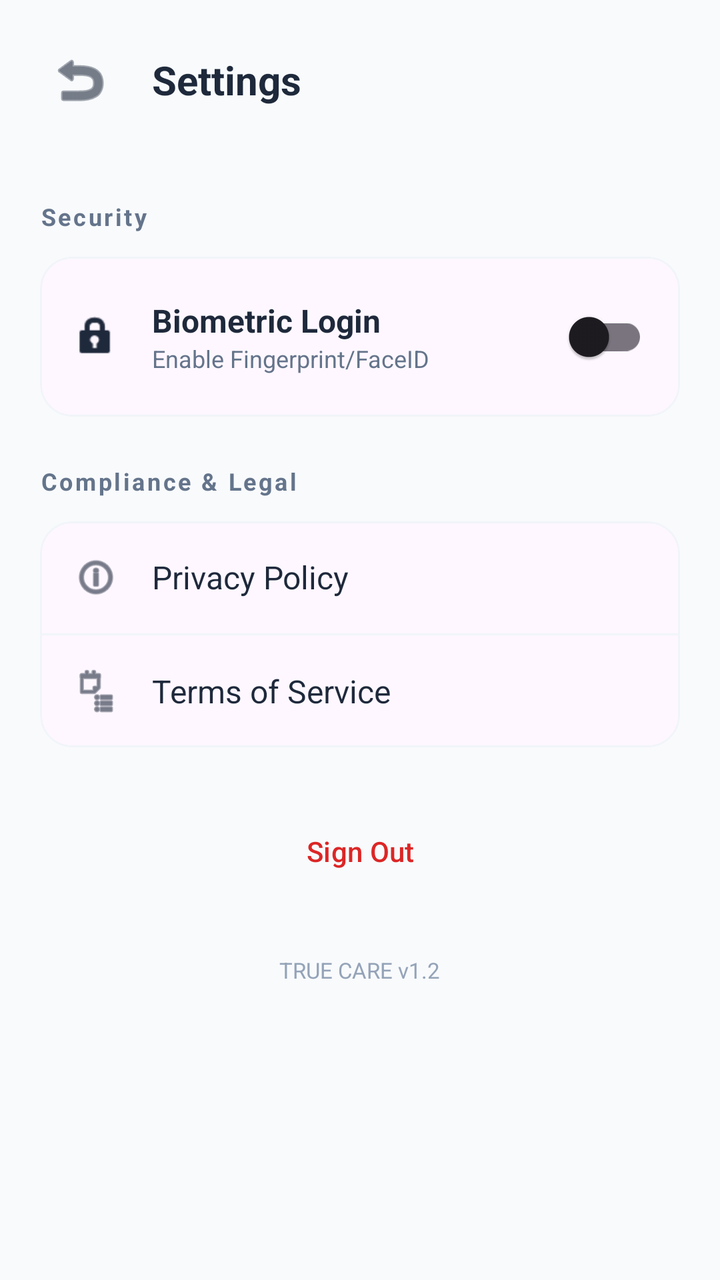
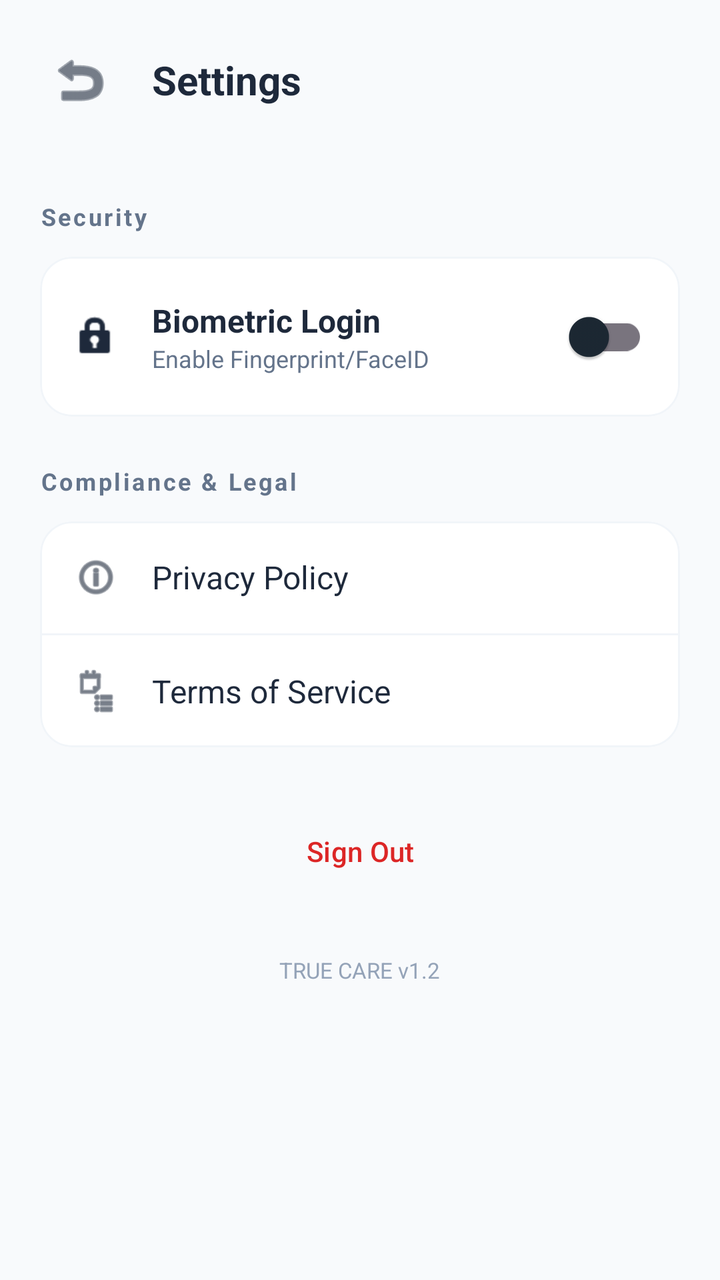

Screens rendered from an Android XML layout before and after an edit, with the pre-edit source and the edit as a unified diff.
<!-- AndroidManifest.xml: application theme Theme.CaregiverManagementSystem -->
<!-- res/layout/activity_settings.xml -->
<?xml version="1.0" encoding="utf-8"?>
<LinearLayout xmlns:android="http://schemas.android.com/apk/res/android"
    xmlns:app="http://schemas.android.com/apk/res-auto"
    android:layout_width="match_parent"
    android:layout_height="match_parent"
    android:orientation="vertical"
    android:background="#F8FAFC">

    
    <LinearLayout
        android:layout_width="match_parent"
        android:layout_height="wrap_content"
        android:orientation="horizontal"
        android:padding="20dp"
        android:gravity="center_vertical">
        
        <ImageButton
            android:id="@+id/btnBack"
            android:layout_width="40dp"
            android:layout_height="40dp"
            android:background="?attr/selectableItemBackgroundBorderless"
            android:src="@android:drawable/ic_menu_revert"
            app:tint="#1E293B" />

        <TextView
            android:layout_width="wrap_content"
            android:layout_height="wrap_content"
            android:text="Settings"
            android:textSize="20sp"
            android:textStyle="bold"
            android:textColor="#1E293B"
            android:layout_marginStart="16dp" />
    </LinearLayout>

    <ScrollView
        android:layout_width="match_parent"
        android:layout_height="0dp"
        android:layout_weight="1">

        <LinearLayout
            android:layout_width="match_parent"
            android:layout_height="wrap_content"
            android:orientation="vertical"
            android:padding="20dp">

            
            <TextView
                android:layout_width="wrap_content"
                android:layout_height="wrap_content"
                android:text="Security"
                android:textSize="12sp"
                android:textStyle="bold"
                android:textColor="#64748B"
                android:letterSpacing="0.1"
                android:layout_marginBottom="12dp" />

            <com.google.android.material.card.MaterialCardView
                android:layout_width="match_parent"
                android:layout_height="wrap_content"
                app:cardCornerRadius="16dp"
                app:cardElevation="0dp"
                app:strokeWidth="1dp"
                app:strokeColor="#F1F5F9"
                android:layout_marginBottom="24dp">

                <LinearLayout
                    android:layout_width="match_parent"
                    android:layout_height="wrap_content"
                    android:orientation="horizontal"
                    android:padding="16dp"
                    android:gravity="center_vertical">

                    <ImageView
                        android:layout_width="24dp"
                        android:layout_height="24dp"
                        android:src="@android:drawable/ic_lock_idle_lock"
                        app:tint="#1E293B" />

                    <LinearLayout
                        android:layout_width="0dp"
                        android:layout_height="wrap_content"
                        android:orientation="vertical"
                        android:layout_weight="1"
                        android:layout_marginStart="16dp">

                        <TextView
                            android:layout_width="wrap_content"
                            android:layout_height="wrap_content"
                            android:text="Biometric Login"
                            android:textSize="16sp"
                            android:textColor="#1E293B"
                            android:textStyle="bold" />

                        <TextView
                            android:layout_width="wrap_content"
                            android:layout_height="wrap_content"
                            android:text="Enable Fingerprint/FaceID"
                            android:textSize="12sp"
                            android:textColor="#64748B" />
                    </LinearLayout>

                    <com.google.android.material.switchmaterial.SwitchMaterial
                        android:id="@+id/switchBiometric"
                        android:layout_width="wrap_content"
                        android:layout_height="wrap_content" />
                </LinearLayout>
            </com.google.android.material.card.MaterialCardView>

            
            <TextView
                android:layout_width="wrap_content"
                android:layout_height="wrap_content"
                android:text="Compliance &amp; Legal"
                android:textSize="12sp"
                android:textStyle="bold"
                android:textColor="#64748B"
                android:letterSpacing="0.1"
                android:layout_marginBottom="12dp" />

            <com.google.android.material.card.MaterialCardView
                android:layout_width="match_parent"
                android:layout_height="wrap_content"
                app:cardCornerRadius="16dp"
                app:cardElevation="0dp"
                app:strokeWidth="1dp"
                app:strokeColor="#F1F5F9"
                android:layout_marginBottom="24dp">

                <LinearLayout
                    android:layout_width="match_parent"
                    android:layout_height="wrap_content"
                    android:orientation="vertical">

                    
                    <LinearLayout
                        android:id="@+id/btnPrivacy"
                        android:layout_width="match_parent"
                        android:layout_height="wrap_content"
                        android:background="?attr/selectableItemBackground"
                        android:padding="16dp"
                        android:gravity="center_vertical">
                        <ImageView
                            android:layout_width="24dp"
                            android:layout_height="24dp"
                            android:src="@android:drawable/ic_menu_info_details"
                            app:tint="#1E293B" />
                        <TextView
                            android:layout_width="wrap_content"
                            android:layout_height="wrap_content"
                            android:text="Privacy Policy"
                            android:textSize="16sp"
                            android:textColor="#1E293B"
                            android:layout_marginStart="16dp" />
                    </LinearLayout>

                    <View android:layout_width="match_parent" android:layout_height="1dp" android:background="#F1F5F9" />

                    
                    <LinearLayout
                        android:id="@+id/btnTerms"
                        android:layout_width="match_parent"
                        android:layout_height="wrap_content"
                        android:background="?attr/selectableItemBackground"
                        android:padding="16dp"
                        android:gravity="center_vertical">
                        <ImageView
                            android:layout_width="24dp"
                            android:layout_height="24dp"
                            android:src="@android:drawable/ic_menu_agenda"
                            app:tint="#1E293B" />
                        <TextView
                            android:layout_width="wrap_content"
                            android:layout_height="wrap_content"
                            android:text="Terms of Service"
                            android:textSize="16sp"
                            android:textColor="#1E293B"
                            android:layout_marginStart="16dp" />
                    </LinearLayout>
                </LinearLayout>
            </com.google.android.material.card.MaterialCardView>

            
            <com.google.android.material.button.MaterialButton
                android:id="@+id/btnSignOut"
                style="@style/Widget.Material3.Button.TextButton"
                android:layout_width="match_parent"
                android:layout_height="56dp"
                android:text="Sign Out"
                android:textColor="#DC2626"
                app:cornerRadius="16dp" />

            <TextView
                android:layout_width="wrap_content"
                android:layout_height="wrap_content"
                android:layout_gravity="center"
                android:text="TRUE CARE v1.2"
                android:textSize="11sp"
                android:textColor="#94A3B8"
                android:layout_marginTop="24dp" />

        </LinearLayout>
    </ScrollView>
</LinearLayout>
<!-- resources referenced by this layout -->
<resources>
  <style name="Theme.CaregiverManagementSystem" parent="Theme.Material3.DayNight">
          <item name="colorPrimary">@color/primary</item>
          <item name="colorPrimaryVariant">@color/primary_variant</item>
          <item name="colorOnPrimary">@color/white</item>
          <item name="colorSecondary">@color/secondary</item>
          <item name="colorSecondaryVariant">@color/gray_700</item>
          <item name="colorOnSecondary">@color/white</item>
          <item name="android:statusBarColor">@color/black</item>
          <item name="android:windowLightStatusBar">false</item>
      </style>
  <color name="primary">#000000</color>
  <color name="primary_variant">#1E293B</color>
  <color name="white">#FFFFFF</color>
  <color name="secondary">#64748B</color>
  <color name="gray_700">#334155</color>
  <color name="black">#000000</color>
</resources>

<!-- the commit's change to res/layout/activity_settings.xml (unified diff, before → after) -->
@@ -1,4 +1,5 @@
 <?xml version="1.0" encoding="utf-8"?>
+ 
 <LinearLayout xmlns:android="http://schemas.android.com/apk/res/android"
     xmlns:app="http://schemas.android.com/apk/res-auto"
     android:layout_width="match_parent"
@@ -20,7 +21,7 @@
             android:layout_height="40dp"
             android:background="?attr/selectableItemBackgroundBorderless"
             android:src="@android:drawable/ic_menu_revert"
-            app:tint="#1E293B" />
+            android:tint="#1E293B" />
 
         <TextView
             android:layout_width="wrap_content"
@@ -74,7 +75,7 @@
                         android:layout_width="24dp"
                         android:layout_height="24dp"
                         android:src="@android:drawable/ic_lock_idle_lock"
-                        app:tint="#1E293B" />
+                        android:tint="#1E293B" />
 
                     <LinearLayout
                         android:layout_width="0dp"
@@ -143,7 +144,7 @@
                             android:layout_width="24dp"
                             android:layout_height="24dp"
                             android:src="@android:drawable/ic_menu_info_details"
-                            app:tint="#1E293B" />
+                            android:tint="#1E293B" />
                         <TextView
                             android:layout_width="wrap_content"
                             android:layout_height="wrap_content"
@@ -167,7 +168,7 @@
                             android:layout_width="24dp"
                             android:layout_height="24dp"
                             android:src="@android:drawable/ic_menu_agenda"
-                            app:tint="#1E293B" />
+                            android:tint="#1E293B" />
                         <TextView
                             android:layout_width="wrap_content"
                             android:layout_height="wrap_content"
<!-- resource entries referenced after the edit -->
@@ -1,20 +1,31 @@
 <!-- resources referenced by this layout -->
 <resources>
-  <style name="Theme.CaregiverManagementSystem" parent="Theme.Material3.DayNight">
-          <item name="colorPrimary">@color/primary</item>
-          <item name="colorPrimaryVariant">@color/primary_variant</item>
+  <style name="Theme.CaregiverManagementSystem" parent="Theme.Material3.DayNight.NoActionBar">
+          
+          <item name="colorPrimary">@color/med_teal_primary</item>
           <item name="colorOnPrimary">@color/white</item>
-          <item name="colorSecondary">@color/secondary</item>
-          <item name="colorSecondaryVariant">@color/gray_700</item>
+          <item name="colorPrimaryContainer">@color/med_teal_primary</item>
+          <item name="colorOnPrimaryContainer">@color/white</item>
+  
+          
+          <item name="colorSecondary">@color/med_mint_success</item>
           <item name="colorOnSecondary">@color/white</item>
-          <item name="android:statusBarColor">@color/black</item>
-          <item name="android:windowLightStatusBar">false</item>
+          <item name="colorSecondaryContainer">@color/med_mint_soft</item>
+          <item name="colorOnSecondaryContainer">@color/med_text_primary</item>
+  
+          
+          <item name="android:statusBarColor">@color/white</item>
+          <item name="android:windowLightStatusBar">true</item>
+          
+          
+          <item name="android:windowBackground">@color/white</item>
+          <item name="colorSurface">@color/white</item>
+          <item name="colorOnSurface">@color/med_text_primary</item>
       </style>
-  <color name="primary">#000000</color>
-  <color name="primary_variant">#1E293B</color>
-  <color name="white">#FFFFFF</color>
-  <color name="secondary">#64748B</color>
-  <color name="gray_700">#334155</color>
-  <color name="black">#000000</color>
+  <color name="med_teal_primary">#2D9CDB</color>
+  <color name="white">#FFFFFFFF</color>
+  <color name="med_mint_success">#27AE60</color>
+  <color name="med_mint_soft">#D1F2EB</color>
+  <color name="med_text_primary">#1C2833</color>
 </resources>
 
